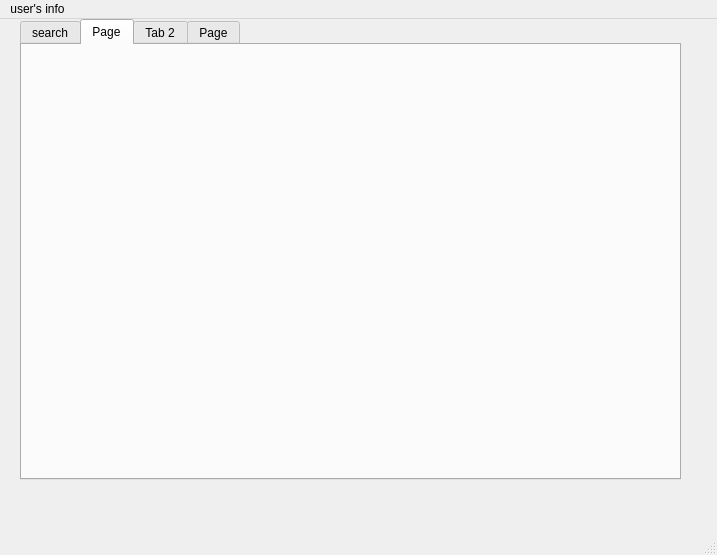
This is Store/main_page.ui in Mitraaaaa/Store as Qt 5 draws it before an edit. The edited form follows.
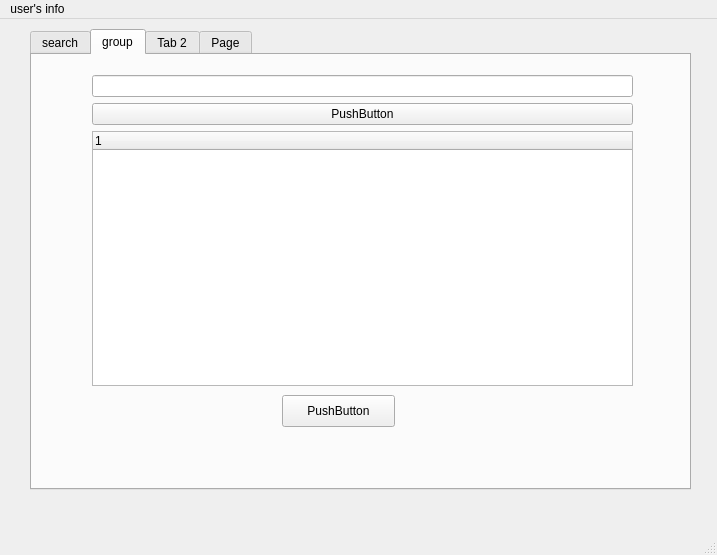
This is the edited form. The open tabs and pages were chosen to show the change. Icons and pictures are not drawn.

Commit message: Enable add tp group option + design and show groups in the second tab of main page

```diff
--- a/Store/main_page.ui
+++ b/Store/main_page.ui
@@ -23,8 +23,8 @@
    <widget class="QTabWidget" name="groups">
     <property name="geometry">
      <rect>
-      <x>20</x>
-      <y>0</y>
+      <x>30</x>
+      <y>10</y>
       <width>661</width>
       <height>461</height>
      </rect>
@@ -199,8 +199,52 @@
     </widget>
     <widget class="QWidget" name="tab_5">
      <attribute name="title">
-      <string>Page</string>
+      <string>group</string>
      </attribute>
+     <widget class="QWidget" name="layoutWidget">
+      <property name="geometry">
+       <rect>
+        <x>60</x>
+        <y>20</y>
+        <width>541</width>
+        <height>311</height>
+       </rect>
+      </property>
+      <layout class="QVBoxLayout" name="verticalLayout_2">
+       <item>
+        <widget class="QLineEdit" name="lineEdit"/>
+       </item>
+       <item>
+        <widget class="QPushButton" name="pushButton">
+         <property name="text">
+          <string>PushButton</string>
+         </property>
+        </widget>
+       </item>
+       <item>
+        <widget class="QTreeWidget" name="grouptree">
+         <column>
+          <property name="text">
+           <string notr="true">1</string>
+          </property>
+         </column>
+        </widget>
+       </item>
+      </layout>
+     </widget>
+     <widget class="QPushButton" name="pushButton_2">
+      <property name="geometry">
+       <rect>
+        <x>250</x>
+        <y>340</y>
+        <width>113</width>
+        <height>32</height>
+       </rect>
+      </property>
+      <property name="text">
+       <string>PushButton</string>
+      </property>
+     </widget>
     </widget>
     <widget class="QWidget" name="tab_4">
      <attribute name="title">
```
Left out of the diff: 2 changed lines with no effect on the pictures. The commit also changes 28 other files.
